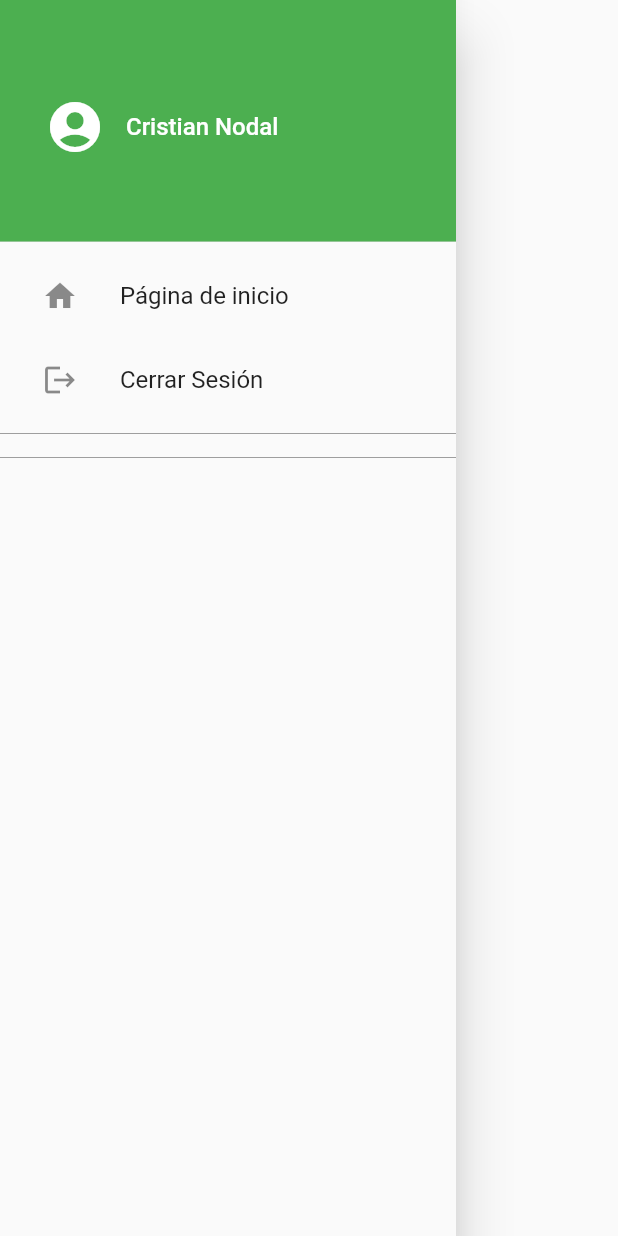
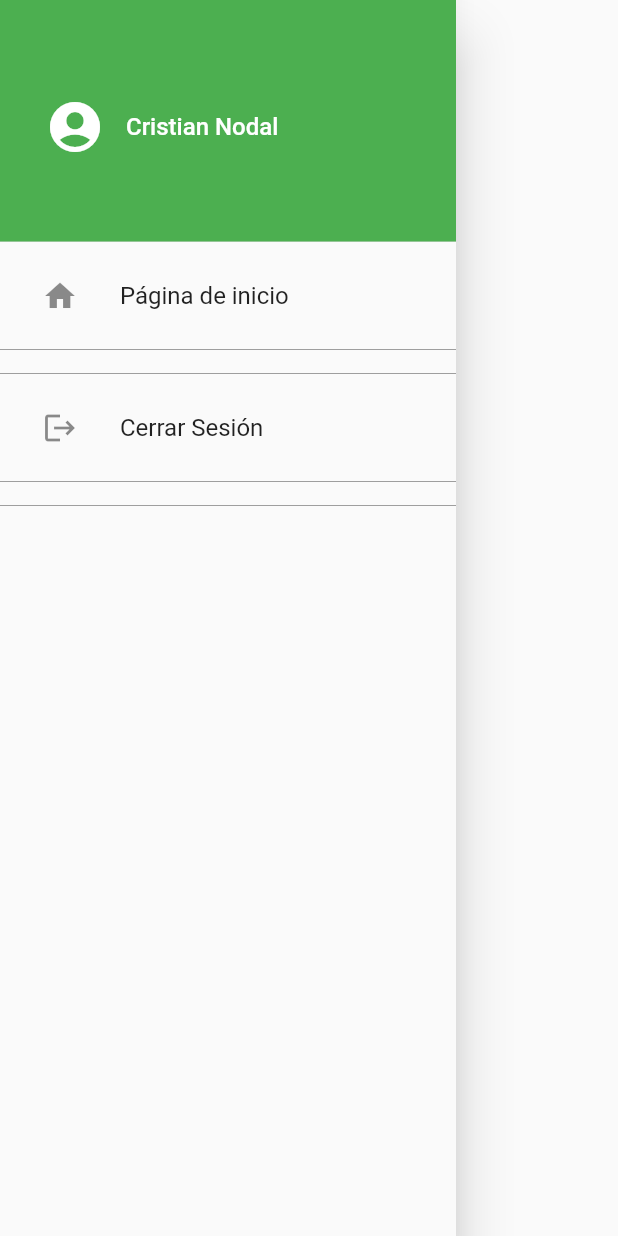
Before and after one commit to HackathonNicaragua2019/Ackerman, a Flutter app: the NavDrawer widget shown alone on an empty page, opened directly, on a phone screen of 412 x 824 dp. Run offline on Flutter 3.47's test engine with Material 2 defaults, Android fonts, the phone set to English and light mode, and no system bars.

Commit message:
Style: Divider en gris entre los ListTile del drawer

```diff
--- a/lib/views/navdrawer_page.dart
+++ b/lib/views/navdrawer_page.dart
@@ -49,6 +49,12 @@ class NavDrawer extends StatelessWidget {
                   builder: (BuildContext context) => HomePage()));
             },
           ),
+          Divider(
+            color: Colors.grey,
+          ),
+          Divider(
+            color: Colors.grey,
+          ),
           ListTile(
             title: Text("Cerrar Sesión"),
             leading: IconButton(
```
